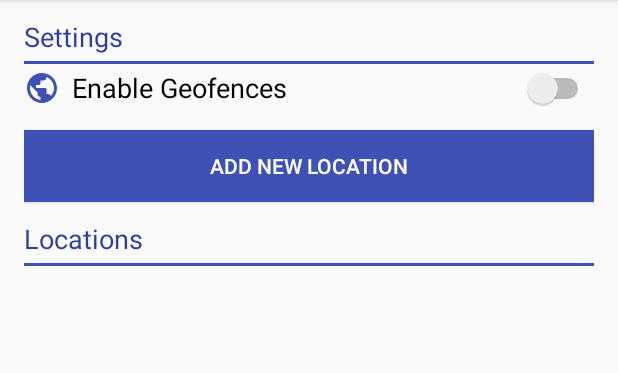
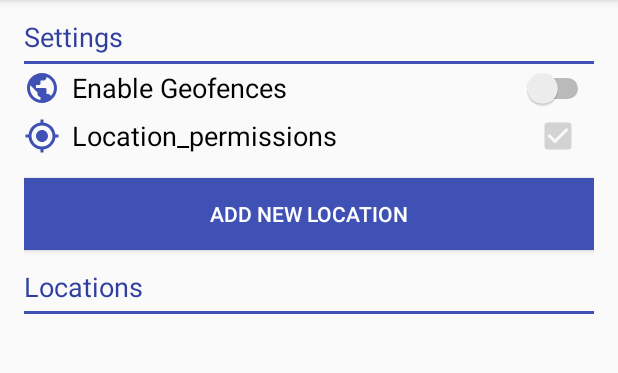
Before and after one commit to MrHKMY/ShushmeApp, an Android app: the screen it shows after launch (MainActivity), on a phone screen of 412 x 824 dp, the part 84-457 px from its top. Run offline under Robolectric (Android 15) with nearby library versions, the phone set to English and light mode, and no system bars; 1 statement that could not run was skipped.

Commit message:
Add checkboxes

```diff
--- a/ShushmeApp/app/src/main/java/com/example/android/shushme/MainActivity.java
+++ b/ShushmeApp/app/src/main/java/com/example/android/shushme/MainActivity.java
@@ -1,12 +1,18 @@
 package com.example.android.shushme;
 
+import android.Manifest;
+import android.content.pm.PackageManager;
 import android.database.Cursor;
 import android.os.Bundle;
 import android.util.Log;
+import android.view.View;
+import android.widget.CheckBox;
+import android.widget.Toast;
 
 import androidx.annotation.NonNull;
 import androidx.annotation.Nullable;
 import androidx.appcompat.app.AppCompatActivity;
+import androidx.core.app.ActivityCompat;
 import androidx.loader.app.LoaderManager;
 import androidx.loader.content.Loader;
 import androidx.recyclerview.widget.LinearLayoutManager;
@@ -83,4 +89,30 @@ public class MainActivity extends AppCompatActivity implements GoogleApiClient.C
     public void onConnectionFailed(@NonNull ConnectionResult connectionResult) {
         Log.i(TAG, "API Client Connection FAILED");
     }
+
+    public void onAddPlaceButton (View view) {
+        if (ActivityCompat.checkSelfPermission(this, Manifest.permission.ACCESS_FINE_LOCATION)
+        != PackageManager.PERMISSION_GRANTED) {
+            Toast.makeText(this, "Enable location permission", Toast.LENGTH_SHORT).show();
+            return;
+        }
+        Toast.makeText(this, "Permission granted", Toast.LENGTH_SHORT).show();
+    }
+
+    @Override
+    protected void onResume() {
+        super.onResume();
+
+        CheckBox locationPermission = findViewById(R.id.location_permission_checkbox);
+        if (ActivityCompat.checkSelfPermission(MainActivity.this, Manifest.permission.ACCESS_FINE_LOCATION) != PackageManager.PERMISSION_GRANTED){
+            locationPermission.setChecked(false);
+        } else {
+            locationPermission.setChecked(true);
+            locationPermission.setEnabled(false);
+        }
+    }
+
+    public void onLocationPermission (View view) {
+        ActivityCompat.requestPermissions(MainActivity.this, new String [] {Manifest.permission.ACCESS_FINE_LOCATION},PERMISSION_REQUEST_FINE_LOCATION);
+    }
 }
--- a/ShushmeApp/app/src/main/res/layout/activity_main.xml
+++ b/ShushmeApp/app/src/main/res/layout/activity_main.xml
@@ -7,9 +7,9 @@
     <LinearLayout
         android:layout_width="match_parent"
         android:layout_height="match_parent"
-        android:layout_marginBottom="24dp"
         android:layout_marginLeft="16dp"
         android:layout_marginRight="16dp"
+        android:layout_marginBottom="24dp"
         android:orientation="vertical">
 
         <TextView
@@ -34,9 +34,9 @@
             <ImageView
                 android:layout_width="wrap_content"
                 android:layout_height="wrap_content"
+                android:paddingTop="4dp"
+                android:paddingRight="8dp"
                 android:paddingBottom="4dp"
-                android:paddingRight="8dp"
-                android:paddingTop="4dp"
                 android:src="@drawable/ic_globe_primary_24dp" />
 
             <Switch
@@ -48,12 +48,48 @@
                 android:textAppearance="@style/TextAppearance.AppCompat.Medium" />
         </LinearLayout>
 
+        <LinearLayout
+            android:layout_width="match_parent"
+            android:layout_height="wrap_content"
+            android:orientation="horizontal">
+
+            <ImageView
+                android:layout_width="wrap_content"
+                android:layout_height="wrap_content"
+                android:paddingTop="4dp"
+                android:paddingRight="8dp"
+                android:paddingBottom="4dp"
+                android:src="@drawable/ic_my_location_primary_24dp" />
+
+            <TextView
+                android:layout_width="wrap_content"
+                android:layout_height="wrap_content"
+                android:layout_gravity="center"
+                android:text="Location_permissions"
+                android:textAppearance="@style/TextAppearance.AppCompat.Medium"
+                android:textColor="@android:color/black" />
+
+            <RelativeLayout
+                android:layout_width="match_parent"
+                android:layout_height="match_parent">
+
+                <CheckBox
+                    android:id="@+id/location_permission_checkbox"
+                    android:layout_width="wrap_content"
+                    android:layout_height="wrap_content"
+                    android:layout_alignParentRight="true"
+                    android:layout_marginRight="8dp"
+                    android:onClick="onLocationPermission" />
+
+            </RelativeLayout>
+        </LinearLayout>
 
         <Button
             android:layout_width="match_parent"
             android:layout_height="wrap_content"
             android:layout_marginTop="12dp"
             android:background="@color/colorPrimary"
+            android:onClick="onAddPlaceButton"
             android:text="@string/add_new_location"
             android:textAppearance="@style/TextAppearance.AppCompat.Button"
             android:textColor="@android:color/white" />
@@ -78,5 +114,4 @@
             android:layout_height="wrap_content" />
 
     </LinearLayout>
-
 </RelativeLayout>
```
Also changed, not shown: 1 other file.
